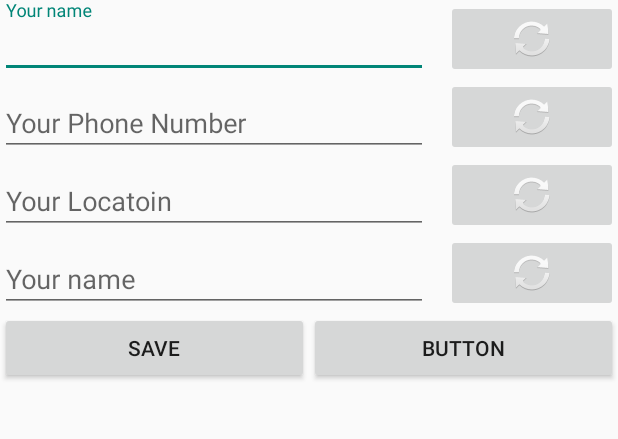
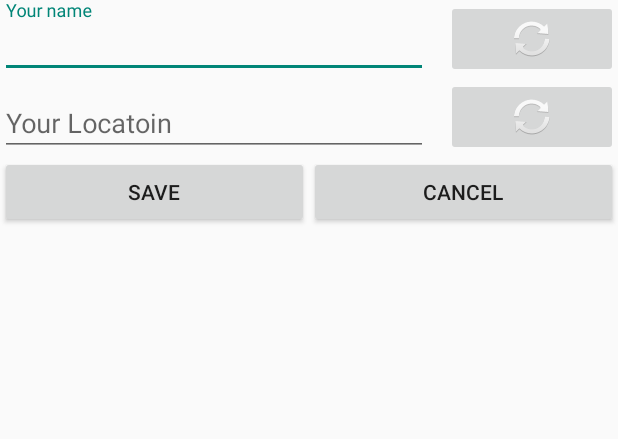
Before and after one commit to shamD7/ShamFinal2023, an Android app: the layout profile.xml on its own in the app's theme, with its tools: preview values and no code run, on a phone screen of 412 x 824 dp, the part 612-1051 px from its top. Run offline under Robolectric (Android 15) with nearby library versions, the phone set to English and light mode, and no system bars.

Commit message:
تكميل الmain

```diff
--- a/app/build.gradle
+++ b/app/build.gradle
@@ -37,7 +37,7 @@ dependencies {
 
     implementation 'androidx.appcompat:appcompat:1.0.0'
     implementation 'androidx.constraintlayout:constraintlayout:1.1.3'
-    implementation 'com.google.android.material:material:1.0.0'
+    implementation 'com.google.android.material:material:1.10.0'
     implementation 'androidx.annotation:annotation:1.0.0'
     implementation 'androidx.lifecycle:lifecycle-livedata:2.0.0'
     implementation 'androidx.lifecycle:lifecycle-viewmodel:2.0.0'
@@ -49,6 +49,7 @@ dependencies {
     testImplementation 'junit:junit:4.13.2'
     androidTestImplementation 'androidx.test.ext:junit:1.1.1'
     androidTestImplementation 'androidx.test.espresso:espresso-core:3.1.0'
+    implementation 'com.squareup.picasso:picasso:2.5.2'
     //for room data base
     def room_version = "2.5.2"
     implementation "androidx.room:room-runtime:$room_version"
--- a/app/src/main/java/sham/dawod/shamfinal2023/SignUp.java
+++ b/app/src/main/java/sham/dawod/shamfinal2023/SignUp.java
@@ -7,6 +7,8 @@ import com.google.firebase.auth.FirebaseAuth;
 import com.google.firebase.firestore.FirebaseFirestore;
 import androidx.annotation.NonNull;
 import androidx.appcompat.app.AppCompatActivity;
+
+import android.content.Intent;
 import android.os.Bundle;
 import android.view.View;
 import android.widget.Button;
@@ -182,7 +184,8 @@ public class SignUp extends AppCompatActivity {
                     //هل تم تنفيذ المطلوب بنجاح
                     if (task.isSuccessful()){
                         Toast.makeText(SignUp.this, "Succeeded to add User", Toast.LENGTH_SHORT).show();
-                        finish();
+                        Intent i = new Intent(SignUp.this, profile.class);
+                        startActivity(i);
 
                     }
                     else {
--- a/app/src/main/res/layout/profile.xml
+++ b/app/src/main/res/layout/profile.xml
@@ -13,7 +13,7 @@
         android:orientation="vertical">
 
         <ImageView
-            android:id="@+id/imageView5"
+            android:id="@+id/imgProfile"
             android:layout_width="match_parent"
             android:layout_height="408dp"
             app:srcCompat="@mipmap/ic_launcher" />
@@ -36,38 +36,14 @@
             </com.google.android.material.textfield.TextInputLayout>
 
             <ImageButton
-                android:id="@+id/imageButton11"
+                android:id="@+id/BtnReplaceN"
                 android:layout_width="match_parent"
                 android:layout_height="wrap_content"
                 android:layout_weight="1"
                 app:srcCompat="@android:drawable/ic_popup_sync" />
 
         </LinearLayout>
-        <LinearLayout
-            android:layout_width="match_parent"
-            android:layout_height="wrap_content"
-            android:orientation="horizontal">
 
-            <com.google.android.material.textfield.TextInputLayout
-                android:layout_width="297dp"
-                android:layout_height="match_parent">
-
-                <com.google.android.material.textfield.TextInputEditText
-                    android:id="@+id/etPhoneNumC"
-                    android:layout_width="285dp"
-                    android:layout_height="wrap_content"
-                    android:hint="Your Phone Number" />
-
-            </com.google.android.material.textfield.TextInputLayout>
-
-            <ImageButton
-                android:id="@+id/imageButton12"
-                android:layout_width="match_parent"
-                android:layout_height="wrap_content"
-                android:layout_weight="1"
-                app:srcCompat="@android:drawable/ic_popup_sync" />
-
-        </LinearLayout>
         <LinearLayout
             android:layout_width="match_parent"
             android:layout_height="wrap_content"
@@ -86,31 +62,7 @@
             </com.google.android.material.textfield.TextInputLayout>
 
             <ImageButton
-                android:id="@+id/imageButton13"
-                android:layout_width="match_parent"
-                android:layout_height="wrap_content"
-                android:layout_weight="1"
-                app:srcCompat="@android:drawable/ic_popup_sync" />
-
-        </LinearLayout>
-        <LinearLayout
-            android:layout_width="match_parent"
-            android:layout_height="wrap_content"
-            android:orientation="horizontal">
-
-            <com.google.android.material.textfield.TextInputLayout
-                android:layout_width="297dp"
-                android:layout_height="match_parent">
-
-                <com.google.android.material.textfield.TextInputEditText
-                    android:layout_width="285dp"
-                    android:layout_height="wrap_content"
-                    android:hint="Your name" />
-
-            </com.google.android.material.textfield.TextInputLayout>
-
-            <ImageButton
-                android:id="@+id/imageButton14"
+                android:id="@+id/BtnReplaceL"
                 android:layout_width="match_parent"
                 android:layout_height="wrap_content"
                 android:layout_weight="1"
@@ -137,7 +89,7 @@
             android:layout_width="wrap_content"
             android:layout_height="wrap_content"
             android:layout_weight="1"
-            android:text="Button" />
+            android:text="Cancel" />
     </LinearLayout>
 
 </LinearLayout>
--- a/app/src/main/res/layout/res_item_layout.xml
+++ b/app/src/main/res/layout/res_item_layout.xml
@@ -37,10 +37,10 @@
                 android:text="Working  Hours" />
 
             <TextView
-                android:id="@+id/tvResMenu"
+                android:id="@+id/tvResPhNum"
                 android:layout_width="match_parent"
                 android:layout_height="wrap_content"
-                android:text="Restaurant Menu" />
+                android:text="TextView" />
 
             <LinearLayout
                 android:layout_width="match_parent"
```
Also changed, not shown: app/src/main/AndroidManifest.xml (+3 -7 lines), app/src/main/java/sham/dawod/shamfinal2023/MainActivityRestaurants.java (+40 -12 lines), app/src/main/java/sham/dawod/shamfinal2023/ResMenu.java (deleted, +0 -13 lines), app/src/main/java/sham/dawod/shamfinal2023/SignIn.java (+6 -7 lines), app/src/main/java/sham/dawod/shamfinal2023/addDish.java (+27 -0 lines), app/src/main/java/sham/dawod/shamfinal2023/addRes.java (+28 -0 lines), app/src/main/java/sham/dawod/shamfinal2023/addRestMenu.java (+26 -0 lines), app/src/main/java/sham/dawod/shamfinal2023/data/resTable/MyRestaurantAdapter.java (+69 -1 lines), app/src/main/java/sham/dawod/shamfinal2023/data/resTable/Restaurants.java (+31 -0 lines), app/src/main/java/sham/dawod/shamfinal2023/profile.java (+14 -1 lines), app/src/main/res/menu/main_menu.xml (added, +16 -0 lines), app/src/main/res/menu/popup_menu.xml (deleted, +0 -13 lines).
